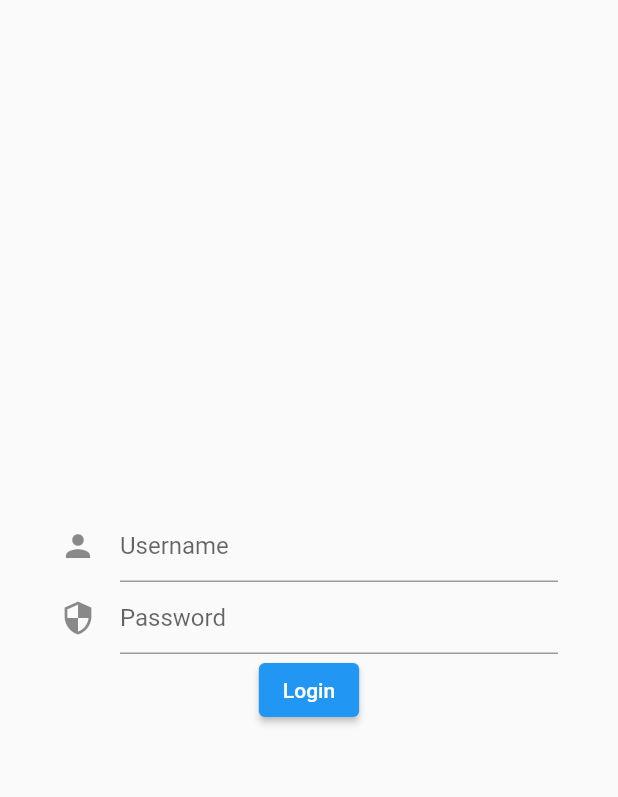
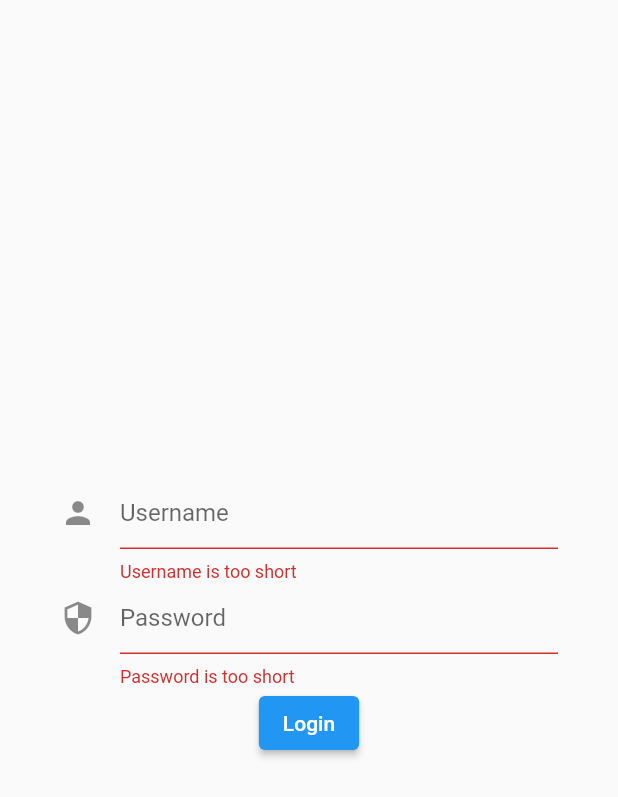
Before and after one commit to abdmhamzah/BLoC-crashcourse, a Flutter app: the screen it shows after launch, after a tap on "Login", on a phone screen of 412 x 824 dp. Shown: the top 797 px of the screen. Run offline on Flutter 3.47's test engine with Material 2 defaults, Android fonts, the phone set to English and light mode, and no system bars; our stand-ins replace flutter_bloc.

Commit message:
added validation to both username and password after button pressed

```diff
--- a/lib/auth/auth_repository.dart
+++ b/lib/auth/auth_repository.dart
@@ -3,7 +3,7 @@
 class AuthRepository {
   Future<void> login() async {
     print("attemting login");
-    Future.delayed(Duration(seconds: 3));
+    await Future.delayed(Duration(seconds: 3));
     print("logged in");
   }
 }
--- a/lib/auth/login/constants.dart
+++ b/lib/auth/login/constants.dart
@@ -2,3 +2,8 @@ class InitialLoginState {
   static const String initialUsername = '';
   static const String initialPassword = '';
 }
+
+class ErrorMessage {
+  static const String minimumUsernameLength = 'Username is too short';
+  static const String minimumPasswordLength = 'Password is too short';
+}
--- a/lib/auth/login/login_bloc.dart
+++ b/lib/auth/login/login_bloc.dart
@@ -26,7 +26,7 @@ class LoginBloc extends Bloc<LoginEvent, LoginState> {
       yield state.copyWith(updatedFormStatus: FormSubmitting());
 
       try {
-        authRepo.login();
+        await authRepo.login();
         yield state.copyWith(updatedFormStatus: SubmissionSuccess());
       } catch (e) {
         yield state.copyWith(updatedFormStatus: SubmissionFailed(e));
--- a/lib/auth/login/login_state.dart
+++ b/lib/auth/login/login_state.dart
@@ -5,6 +5,9 @@ class LoginState {
   final String username;
   final String password;
   final FormSubmissionStatus formStatus;
+
+  bool get isValidUsername => username.length > 4;
+  bool get isValidPassword => password.length > 6;
 
   LoginState({
     this.username = InitialLoginState.initialUsername,
--- a/lib/auth/login/login_view.dart
+++ b/lib/auth/login/login_view.dart
@@ -1,6 +1,6 @@
-import 'dart:js';
-
 import 'package:BLoC_crashcourse/auth/auth_repository.dart';
+import 'package:BLoC_crashcourse/auth/form_submission_status.dart';
+import 'package:BLoC_crashcourse/auth/login/constants.dart';
 import 'package:BLoC_crashcourse/auth/login/login_bloc.dart';
 import 'package:BLoC_crashcourse/auth/login/login_event.dart';
 import 'package:BLoC_crashcourse/auth/login/login_state.dart';
@@ -56,28 +56,41 @@ class LoginView extends StatelessWidget {
         onChanged: (value) => {
           context.read<LoginBloc>().add(LoginUsernameChanged(value)),
         },
-        // TODO: buat validasi username di sini
-        validator: (value) => null,
+        validator: (value) =>
+            state.isValidUsername ? null : ErrorMessage.minimumUsernameLength,
       );
     });
   }
 
   Widget _passwordField() {
+    return BlocBuilder<LoginBloc, LoginState>(builder: (context, state) {
       return TextFormField(
         obscureText: true,
         decoration: InputDecoration(
           icon: Icon(Icons.security),
           hintText: "Password",
         ),
-      // TODO: buat validasi password di sini
-      validator: (value) => null,
+        onChanged: (value) => {
+          context.read<LoginBloc>().add(LoginPasswordChanged(value)),
+        },
+        validator: (value) =>
+            state.isValidPassword ? null : ErrorMessage.minimumPasswordLength,
       );
+    });
   }
 
   Widget _loginButton() {
-    return ElevatedButton(
-      onPressed: () {},
+    return BlocBuilder<LoginBloc, LoginState>(builder: (context, state) {
+      return state.formStatus is FormSubmitting
+          ? CircularProgressIndicator()
+          : ElevatedButton(
+              onPressed: () {
+                if (_formKey.currentState.validate()) {
+                  context.read<LoginBloc>().add(LoginSubmitted());
+                }
+              },
               child: Text("Login"),
             );
+    });
   }
 }
```
Lines whose indentation alone changed are shown as unchanged.
